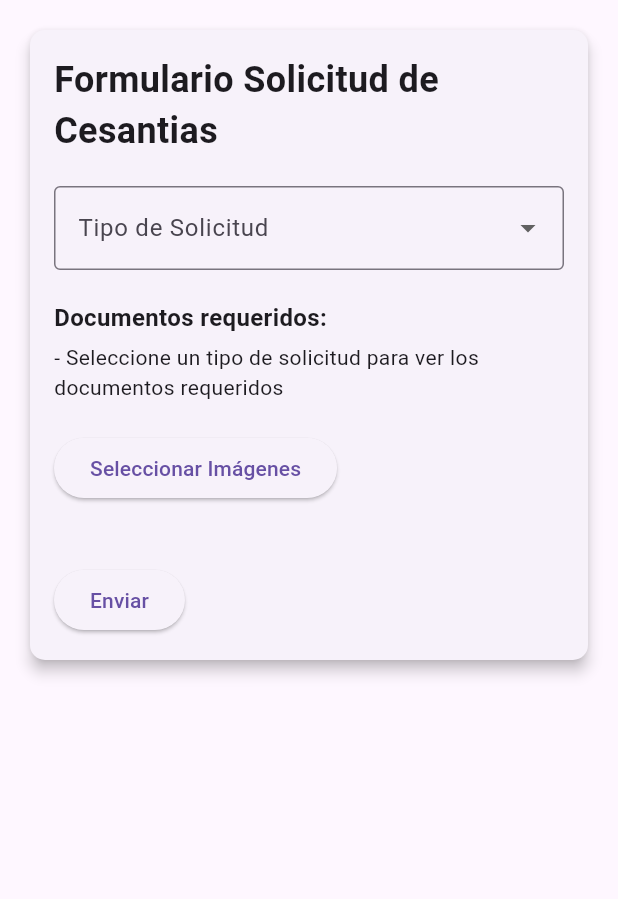
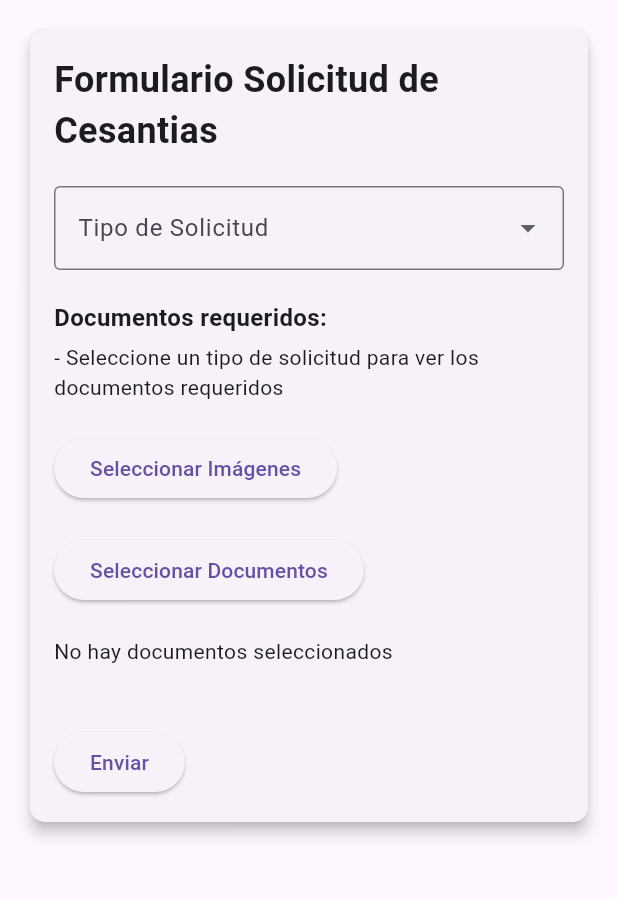
Before and after one commit to leoespi/talento_mxm_flutter, a Flutter app: the MyCesantiaspage screen opened directly, on a phone screen of 412 x 824 dp, the part 84-983 px from its top. Run offline on Flutter 3.47's test engine with Material 3 defaults, Android fonts, the phone set to English and light mode, and no system bars; our stand-ins replace cached_network_image, file_picker, get, get_storage, google_fonts, image_picker and 1 more; accounts and stored records are empty.

Commit message:
pdfs cesantias

```diff
--- a/lib/controllers/cesantias_controller.dart
+++ b/lib/controllers/cesantias_controller.dart
@@ -14,7 +14,10 @@ class CesantiasController extends GetxController {
  Future<void> createCesantias({
   required String tipocesantiareportada,
   required List<File> images,
+  required List<File> documents, // Agregar documentos
+
   required List<String> imagePaths,
+  required List<String> documentPaths, // Rutas de documentos
   required BuildContext context,
 }) async {
   try {
@@ -51,6 +54,13 @@ class CesantiasController extends GetxController {
       ));
     }
 
+      // Añadir los documentos al request
+      for (int i = 0; i < documents.length; i++) {
+        var document = documents[i];
+        var documentPath = documentPaths[i];
+        request.files.add(await http.MultipartFile.fromPath('documentos[]', documentPath));
+      }
+
     var response = await ioClient.send(request);
 
     if (response.statusCode == 201) {
--- a/lib/controllers/registros_controller.dart
+++ b/lib/controllers/registros_controller.dart
@@ -10,6 +10,7 @@ class ApiService {
     final token = _getToken();
     final response = await _getRequest('$baseUrl/indexcesantias', token);
 
+    print('Response body: ${response.body}');
     final List<dynamic> data = json.decode(response.body)['cesantias'];
     return data.map((item) => Cesantia.fromJson(item)).toList();
   }
--- a/lib/models/registros_model.dart
+++ b/lib/models/registros_model.dart
@@ -6,6 +6,8 @@ class Cesantia {
   final String? justificacion;
   final DateTime createdAt;
   final List<String> imagenes;
+  final List<String> documentos; // Agregar esta línea
+
 
   Cesantia({
     required this.id,
@@ -15,6 +17,8 @@ class Cesantia {
     this.justificacion,
     required this.createdAt,
     required this.imagenes,
+    required this.documentos, // Agregar esta línea
+
   });
 
   factory Cesantia.fromJson(Map<String, dynamic> json) {
@@ -22,6 +26,14 @@ class Cesantia {
     List<String> images = [];
     if (json['images']  != null && json['images'].length > 0) {
       images = List<String>.from(json['images'].map((image) => image['image_path']).toList());
+    }
+
+     List<String> docs = [];
+    if (json['documentos'] != null && json['documentos'].isNotEmpty) {
+      docs = List<String>.from(json['documentos'].map((doc) {
+        String fullPath = doc['documentos'] as String;
+        return fullPath.split('/').last; // Solo extraer el nombre del documento
+      }).toList());
     }
 
     return Cesantia(
@@ -32,6 +44,7 @@ class Cesantia {
       justificacion: json['justificacion'],
       createdAt: DateTime.parse(json['created_at']),
       imagenes: images,
+      documentos: docs,
     );
   }
 }
--- a/lib/views/cesantias_page.dart
+++ b/lib/views/cesantias_page.dart
@@ -6,6 +6,7 @@ import 'package:talento_mxm_flutter/controllers/cesantias_controller.dart';
 import 'package:talento_mxm_flutter/views/menu.dart';
 import 'package:talento_mxm_flutter/views/bottom_menu.dart';
 import 'package:image/image.dart' as img;
+import 'package:file_picker/file_picker.dart';
 
 void main() => runApp(MyCesantiaspage());
 
@@ -20,6 +21,7 @@ class _MyCesantiaspageState extends State<MyCesantiaspage> {
   final _formKey = GlobalKey<FormState>();
   String? _selectedtipocesantiareportada; // Tipo de cesantía seleccionada
   List<File> _images = []; // Lista de imágenes seleccionadas
+  List<File> _documents = [];
   bool _isLoading = false; // Estado de carga para el botón de enviar
   final CesantiasController _controller = Get.put(CesantiasController()); // Controlador de cesantías
 
@@ -70,6 +72,10 @@ class _MyCesantiaspageState extends State<MyCesantiaspage> {
               _buildImagePickerButton(), // Botón para seleccionar imágenes
               SizedBox(height: 20),
               _buildSelectedImages(), // Muestra imágenes seleccionadas
+               _buildSelectDocumentsButton(),
+                  SizedBox(height: 20),
+                  _buildSelectedDocuments(),
+                  SizedBox(height: 20),
               SizedBox(height: 20),
               _buildSubmitButton(), // Botón para enviar el formulario
             ],
@@ -184,6 +190,18 @@ class _MyCesantiaspageState extends State<MyCesantiaspage> {
       child: Text('Seleccionar Imágenes'),
     );
   }
+
+
+  void _getDocuments() async {
+    final pickedFiles = await FilePicker.platform.pickFiles(allowMultiple: true);
+    if (pickedFiles != null) {
+      setState(() {
+        _documents.clear();
+        _documents.addAll(pickedFiles.paths.map((path) => File(path!)));
+      });
+    }
+  }
+
 
   // Método para mostrar las imágenes seleccionadas
   Widget _buildSelectedImages() {
@@ -320,14 +338,40 @@ void _getImages() async {
     );
   }
 
+
+   Widget _buildSelectDocumentsButton() {
+    return ElevatedButton(
+      onPressed: _getDocuments,
+      child: Text('Seleccionar Documentos'),
+    );
+  }
+  Widget _buildSelectedDocuments() {
+    return _documents.isNotEmpty
+        ? Wrap(
+            spacing: 8.0,
+            children: _documents.map((document) {
+              return Container(
+                width: 100,
+                height: 100,
+                decoration: BoxDecoration(
+                  border: Border.all(color: Colors.blueAccent),
+                ),
+                child: Center(child: Text(document.path.split('/').last)), // Mostrar nombre del archivo
+              );
+            }).toList(),
+          )
+        : Text('No hay documentos seleccionados');
+  }
+
+
   // Función para enviar el formulario
   Future<void> _submitForm() async {
     // Validar que el formulario sea correcto
     if (!_formKey.currentState!.validate()) return;
 
-    if (_images.isEmpty) {
+    if (_images.isEmpty  && _documents.isEmpty) {
     ScaffoldMessenger.of(context).showSnackBar(
-      SnackBar(content: Text('Por favor selecciona al menos una imagen')),
+      SnackBar(content: Text('Por favor selecciona al menos una imagen o un documento')),
     );
     return;
   }
@@ -339,6 +383,7 @@ void _getImages() async {
 
     try {
       List<String> imagePaths = []; // Lista para almacenar las rutas de las imágenes
+      List<String> documentPaths = _documents.map((doc) => doc.path).toList();
 
       // Procesar cada imagen seleccionada
       for (File imageFile in _images) {
@@ -348,8 +393,10 @@ void _getImages() async {
       // Llamar al controlador para crear las cesantías
       await _controller.createCesantias(
         tipocesantiareportada: _selectedtipocesantiareportada!,
-        images: _images, // Pasar las imágenes directamente
+        images: _images,
+        documents: _documents,
         imagePaths: imagePaths,
+        documentPaths: documentPaths,
         context: context,
       );
 
--- a/lib/views/registro_page.dart
+++ b/lib/views/registro_page.dart
@@ -90,6 +90,17 @@ class _MyWidgetState extends State<MyWidget> with SingleTickerProviderStateMixin
                             if (cesantia.justificacion != null)
                               Text('Justificación: ${cesantia.justificacion}'),
                             Text('Fecha: ${cesantia.createdAt.toLocal()}'),
+                             SizedBox(height: 8),
+                            if (cesantia.documentos.isNotEmpty)
+                              Column(
+                                crossAxisAlignment: CrossAxisAlignment.start,
+                                children: [
+                                  Text('Documentos:', style: TextStyle(fontWeight: FontWeight.bold)),
+                                  SizedBox(height: 4),
+                                  ...cesantia.documentos.map((doc) => Text(doc)).toList(),
+                                  SizedBox(height: 8),
+                                ],
+                              ),
                             if (cesantia.imagenes.isNotEmpty)
                               _buildImageGrid(cesantia.imagenes),
                           ],
```
